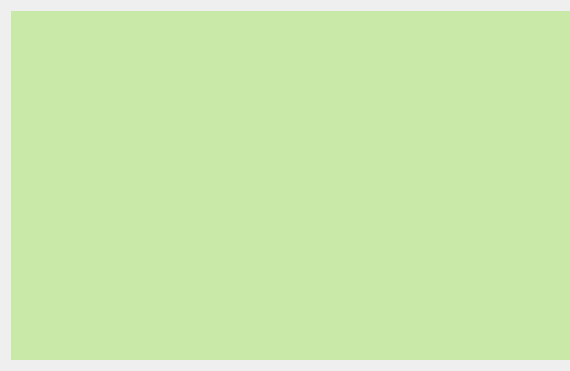
This is pd_studio/pd_studio/trim_signal.ui in fycookie/pd_studio as Qt 5 draws it before an edit. The edited form follows.
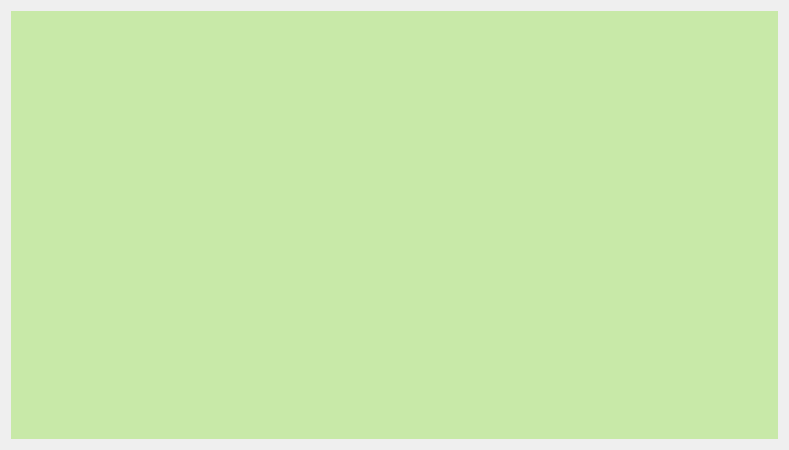
This is the edited form.

Patch:
```diff
--- a/pd_studio/pd_studio/trim_signal.ui
+++ b/pd_studio/pd_studio/trim_signal.ui
@@ -6,14 +6,14 @@
    <rect>
     <x>0</x>
     <y>0</y>
-    <width>570</width>
-    <height>371</height>
+    <width>789</width>
+    <height>450</height>
    </rect>
   </property>
   <property name="minimumSize">
    <size>
-    <width>570</width>
-    <height>270</height>
+    <width>750</width>
+    <height>450</height>
    </size>
   </property>
   <property name="windowTitle">
@@ -44,8 +44,8 @@
          <widget class="QWidget" name="widget_z" native="true">
           <property name="minimumSize">
            <size>
-            <width>200</width>
-            <height>100</height>
+            <width>400</width>
+            <height>150</height>
            </size>
           </property>
           <property name="maximumSize">
@@ -69,8 +69,8 @@
          <widget class="QWidget" name="widget_x" native="true">
           <property name="minimumSize">
            <size>
-            <width>200</width>
-            <height>100</height>
+            <width>400</width>
+            <height>150</height>
            </size>
           </property>
           <property name="maximumSize">
@@ -94,8 +94,8 @@
          <widget class="QWidget" name="widget_y" native="true">
           <property name="minimumSize">
            <size>
-            <width>200</width>
-            <height>100</height>
+            <width>400</width>
+            <height>150</height>
            </size>
           </property>
           <property name="maximumSize">
@@ -119,8 +119,8 @@
          <widget class="QWidget" name="widget" native="true">
           <property name="minimumSize">
            <size>
-            <width>150</width>
-            <height>300</height>
+            <width>300</width>
+            <height>450</height>
            </size>
           </property>
          </widget>
```
